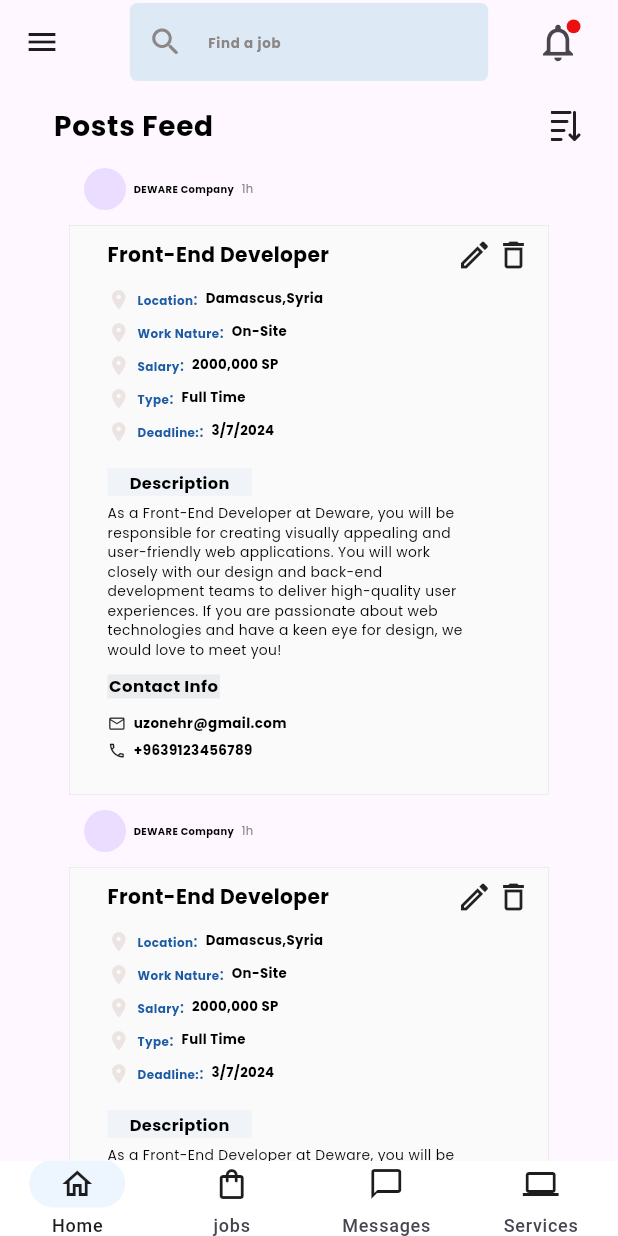
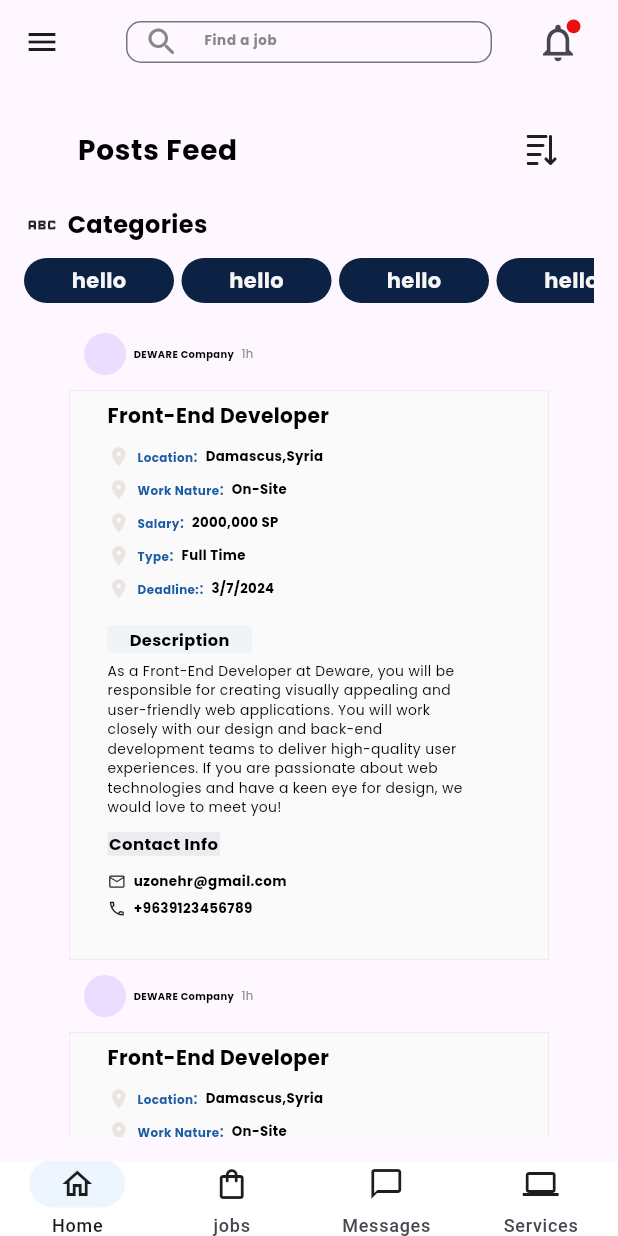
Before and after one commit to FarisAlthahabi/Job-And-Freelancing, a Flutter app: the screen it shows after launch, on a phone screen of 412 x 824 dp. Run offline on Flutter 3.47's test engine with Material 3 defaults, Android fonts, the phone set to English and light mode, and no system bars; our stand-ins replace bloc, dio, flutter_bloc, flutter_svg, get_it, go_router and 3 more.

Commit message:
some fixes

```diff
--- a/lib/Core/Widgets/search_text_field.dart
+++ b/lib/Core/Widgets/search_text_field.dart
@@ -1,4 +1,5 @@
 import 'package:empco/Core/Resources/Constants/Font_Weights.dart';
+import 'package:empco/Core/Resources/Constants/colors.dart';
 import 'package:flutter/material.dart';
 import 'package:google_fonts/google_fonts.dart';
 
@@ -9,10 +10,14 @@ class SearchTextField extends StatefulWidget {
     super.key,
     required this.screenWidth,
     required this.searchJobController,
+    required this.onChanged,
+    required this.onSubmitted,
   });
 
   final double screenWidth;
   final TextEditingController searchJobController;
+  final ValueSetter<String> onChanged;
+  final ValueSetter<String> onSubmitted;
 
   @override
   State<SearchTextField> createState() => _SearchTextFieldState();
@@ -21,13 +26,8 @@ class SearchTextField extends StatefulWidget {
 class _SearchTextFieldState extends State<SearchTextField> {
   @override
   Widget build(BuildContext context) {
-    return Container(
-       width: 0.58 * widget.screenWidth,
-       //height: 40,
-      decoration: BoxDecoration(
-         color: const Color.fromRGBO(222, 233, 246, 1),
-          borderRadius: BorderRadius.circular(5)),
-      child: TextFormField(
+    return
+        TextFormField(
           // maxLines: 1,
           style: const TextStyle(
             fontSize: 13,
@@ -35,10 +35,17 @@ class _SearchTextFieldState extends State<SearchTextField> {
           ),
           // cursorHeight: 15,
           onTap: () {},
-        onChanged: (value) {},
+          onChanged: widget.onChanged,
+          onFieldSubmitted: widget.onSubmitted,
           controller: widget.searchJobController,
           decoration: InputDecoration(
-            border: InputBorder.none,
+            constraints: const BoxConstraints(maxHeight: 28),
+            border:  const OutlineInputBorder(
+              borderSide: BorderSide(width: 1 , color: black),
+              borderRadius: BorderRadius.all(
+                Radius.circular(10),
+              ),
+            ),
             prefixIcon: const Icon(Icons.search_rounded),
             prefixIconColor: const Color.fromRGBO(140, 135, 135, 1),
             hintText: 'Find a job',
@@ -47,7 +54,8 @@ class _SearchTextFieldState extends State<SearchTextField> {
                   // height: 2.75,
                   color: const Color.fromRGBO(140, 135, 135, 1),
                   fontSize: 8.91,
-                    fontWeight: weightlevel7))),
+                  fontWeight: weightlevel7),
+            ),
           ),
         );
   }
--- a/lib/Features/Roles/common_pages/empco_home_page/empco_home_page.dart
+++ b/lib/Features/Roles/common_pages/empco_home_page/empco_home_page.dart
@@ -1,7 +1,9 @@
 import 'package:empco/Core/Resources/Constants/assets.dart';
 import 'package:empco/Core/Resources/Constants/colors.dart';
 import 'package:empco/Core/Resources/Constants/font_weights.dart';
+import 'package:empco/Core/Resources/Constants/text_styles.dart';
 import 'package:empco/Core/Resources/Constants/texts.dart';
+import 'package:empco/Core/Widgets/buttons.dart';
 import 'package:empco/Core/Widgets/empco_app_bar.dart';
 import 'package:empco/Core/Widgets/filter_icon_button.dart';
 import 'package:empco/Core/Widgets/notification_icon.dart';
@@ -25,6 +27,12 @@ abstract class EmpcoHomePageCallBacks {
   void onSettingsTap();
 
   void onLogoutTap();
+
+  void onCategorySelected(int index);
+
+  void onSearchChaged(String input);
+
+  void onSearchSubmitted(String input);
 }
 
 class EmpcoHomePage extends StatefulWidget {
@@ -71,6 +79,31 @@ class _EmpcoHomePageState extends State<EmpcoHomePage>
   void onSettingsTap() {}
 
   @override
+  void onSearchChaged(String input) {}
+
+  @override
+  void onSearchSubmitted(String input) {}
+
+  @override
+  void onCategorySelected(int index) {
+    setState(
+      () {
+        for (var element in isCategorySelected) {
+          if (element != isCategorySelected[index]) {
+            element = !element;
+          }
+        }
+        isCategorySelected[index] = !isCategorySelected[index];
+      },
+    );
+  }
+
+  List<bool> isCategorySelected = List.generate(
+    5,
+    (index) => false,
+  );
+
+  @override
   Widget build(BuildContext context) {
     return BlocProvider(
       create: (context) => AuthBloc(),
@@ -80,7 +113,9 @@ class _EmpcoHomePageState extends State<EmpcoHomePage>
           shape: const RoundedRectangleBorder(
             borderRadius: BorderRadius.only(
               topRight: Radius.circular(30),
-                  bottomRight: Radius.circular(30))),
+              bottomRight: Radius.circular(30),
+            ),
+          ),
           child: ListView(
             children: [
               DrawerHeader(
@@ -118,7 +153,8 @@ class _EmpcoHomePageState extends State<EmpcoHomePage>
                         ),
                       ),
                     ),
-                )),
+                  ),
+                ),
               ),
               ListView.builder(
                   shrinkWrap: true,
@@ -170,12 +206,13 @@ class _EmpcoHomePageState extends State<EmpcoHomePage>
                             if (index != 4) {
                               return SvgPicture.asset(icons[index]);
                             } else {
-                              return SizedBox(
+                              return const SizedBox(
                                 width: 20,
                                 height: 20,
                                 child: CircularProgressIndicator(
                                   color: red,
-                                  ));
+                                ),
+                              );
                             }
                           }
                           return SvgPicture.asset(icons[index]);
@@ -206,6 +243,8 @@ class _EmpcoHomePageState extends State<EmpcoHomePage>
         appBar: EmpcoAppBar(
           centerTitle: true,
           title: SearchTextField(
+            onChanged: onSearchChaged,
+            onSubmitted: onSearchSubmitted,
             searchJobController: widget.searchJobController,
             screenWidth: widget.screenWidth,
           ), // Search TextField
@@ -222,7 +261,10 @@ class _EmpcoHomePageState extends State<EmpcoHomePage>
             ),
           ],
         ),
-        body: Column(
+        body: Padding(
+          padding: const EdgeInsets.all(16),
+          child: Column(
+            crossAxisAlignment: CrossAxisAlignment.start,
             children: [
               ListTile(
                 leading: Padding(
@@ -245,6 +287,54 @@ class _EmpcoHomePageState extends State<EmpcoHomePage>
                   },
                 ),
               ),
+              const SizedBox(
+                height: 10,
+              ),
+              Row(
+                mainAxisSize: MainAxisSize.min,
+                children: [
+                  const Icon(Icons.abc),
+                  const SizedBox(
+                    width: 5,
+                  ),
+                  Text(
+                    'Categories',
+                    style: TextStyles.labelLarge.copyWith(color: black),
+                  ),
+                ],
+              ),
+              const SizedBox(
+                height: 10,
+              ),
+              SizedBox(
+                height: 30,
+                child: ListView.separated(
+                  scrollDirection: Axis.horizontal,
+                  shrinkWrap: true,
+                  itemCount: 5,
+                  itemBuilder: (context, index) {
+                    return MainActionButton(
+                      onTap: () => onCategorySelected(index),
+                      text: 'hello',
+                      textColor: isCategorySelected[index]
+                          ? const Color(0xFF0B2244)
+                          : const Color(0xFFF6F6F6),
+                      buttonColor: isCategorySelected[index]
+                          ? const Color(0xFFF6F6F6)
+                          : const Color(0xFF0B2244),
+                      width: 100,
+                    );
+                  },
+                  separatorBuilder: (context, index) {
+                    return const SizedBox(
+                      width: 5,
+                    );
+                  },
+                ),
+              ),
+              const SizedBox(
+                height: 20,
+              ),
               Expanded(
                   child: ListView.builder(
                 itemCount: 4,
@@ -264,7 +354,7 @@ class _EmpcoHomePageState extends State<EmpcoHomePage>
                             ),
                             Text('DEWARE Company',
                                 style: GoogleFonts.poppins(
-                                textStyle: TextStyle(
+                                  textStyle: const TextStyle(
                                       color: black,
                                       fontSize: 6.63,
                                       fontWeight: FontWeight.w700),
@@ -291,7 +381,8 @@ class _EmpcoHomePageState extends State<EmpcoHomePage>
                         decoration: BoxDecoration(
                             color: const Color.fromRGBO(250, 250, 250, 1),
                             border: Border.all(
-                              color: const Color.fromRGBO(125, 118, 118, 0.62),
+                                color:
+                                    const Color.fromRGBO(125, 118, 118, 0.62),
                                 width: 0.11)),
                         child: Padding(
                           padding: const EdgeInsets.only(left: 25),
@@ -305,7 +396,7 @@ class _EmpcoHomePageState extends State<EmpcoHomePage>
                                 children: [
                                   Text('Front-End Developer',
                                       style: GoogleFonts.poppins(
-                                      textStyle: TextStyle(
+                                        textStyle: const TextStyle(
                                             color: black,
                                             fontSize: 13.48,
                                             fontWeight: FontWeight.w700),
@@ -349,8 +440,8 @@ class _EmpcoHomePageState extends State<EmpcoHomePage>
                                           const Icon(
                                             Icons.location_on,
                                             size: 15,
-                                          color:
-                                              Color.fromRGBO(236, 227, 227, 1),
+                                            color: Color.fromRGBO(
+                                                236, 227, 227, 1),
                                           ),
                                           const SizedBox(
                                             width: 5,
@@ -359,7 +450,7 @@ class _EmpcoHomePageState extends State<EmpcoHomePage>
                                             textAlign: TextAlign.center,
                                             TextSpan(
                                                 style: GoogleFonts.poppins(
-                                                textStyle: TextStyle(
+                                                  textStyle: const TextStyle(
                                                       color: blue,
                                                       fontSize: 7.97,
                                                       fontWeight:
@@ -379,7 +470,7 @@ class _EmpcoHomePageState extends State<EmpcoHomePage>
                                           Text(
                                             jobDetailsData[index],
                                             style: GoogleFonts.poppins(
-                                            textStyle: TextStyle(
+                                              textStyle: const TextStyle(
                                                   color: black,
                                                   fontSize: 8.87,
                                                   fontWeight: FontWeight.w700),
@@ -459,6 +550,7 @@ class _EmpcoHomePageState extends State<EmpcoHomePage>
               )),
             ],
           ),
+        ),
       )),
     );
   }
--- a/lib/main.dart
+++ b/lib/main.dart
@@ -30,7 +30,7 @@ class MyApp extends StatelessWidget {
          MaterialApp(
             theme: lightTheme,
             debugShowCheckedModeBanner: false,
-            home: const CompanyNavigationBar() );
+            home: const FreelancerNavigationBar() );
     //     MaterialApp.router(
     //   routerConfig: router,
     //   debugShowCheckedModeBanner: false,
```
Also changed, not shown: lib/Core/Widgets/buttons.dart (+7 -2 lines), lib/Core/Widgets/filter_bottom_sheet.dart (+4 -3 lines), lib/Features/Roles/Freelancer/Jobs/View/jobs.dart (+20 -6 lines). Lines whose indentation alone changed are shown as unchanged.
